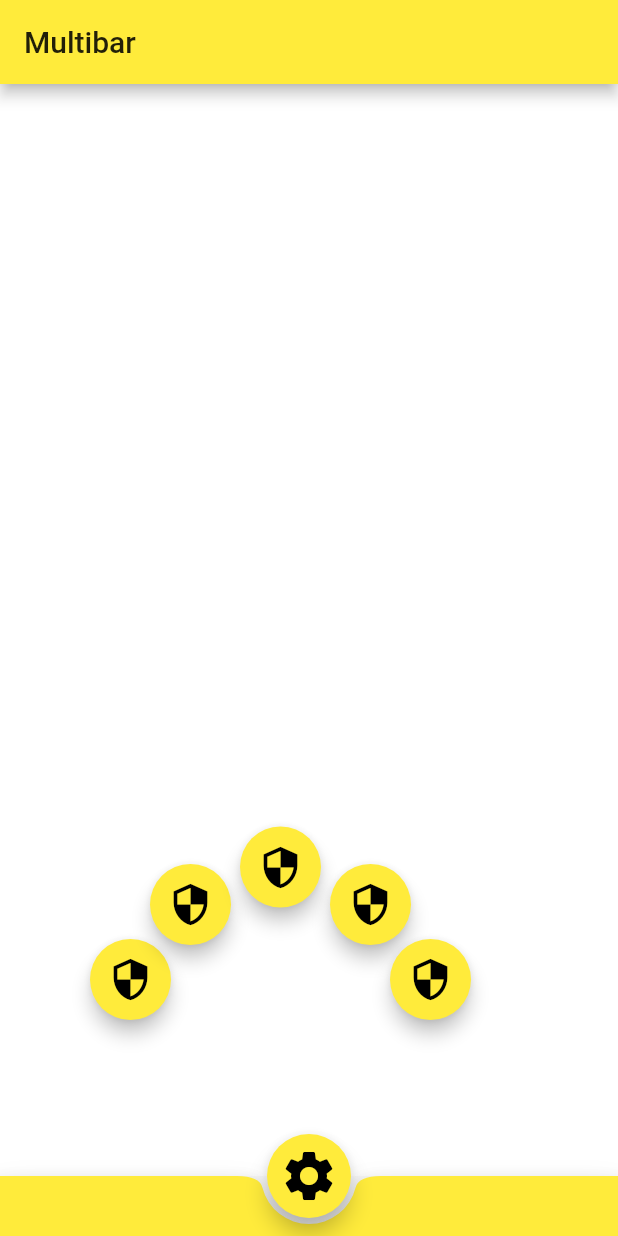
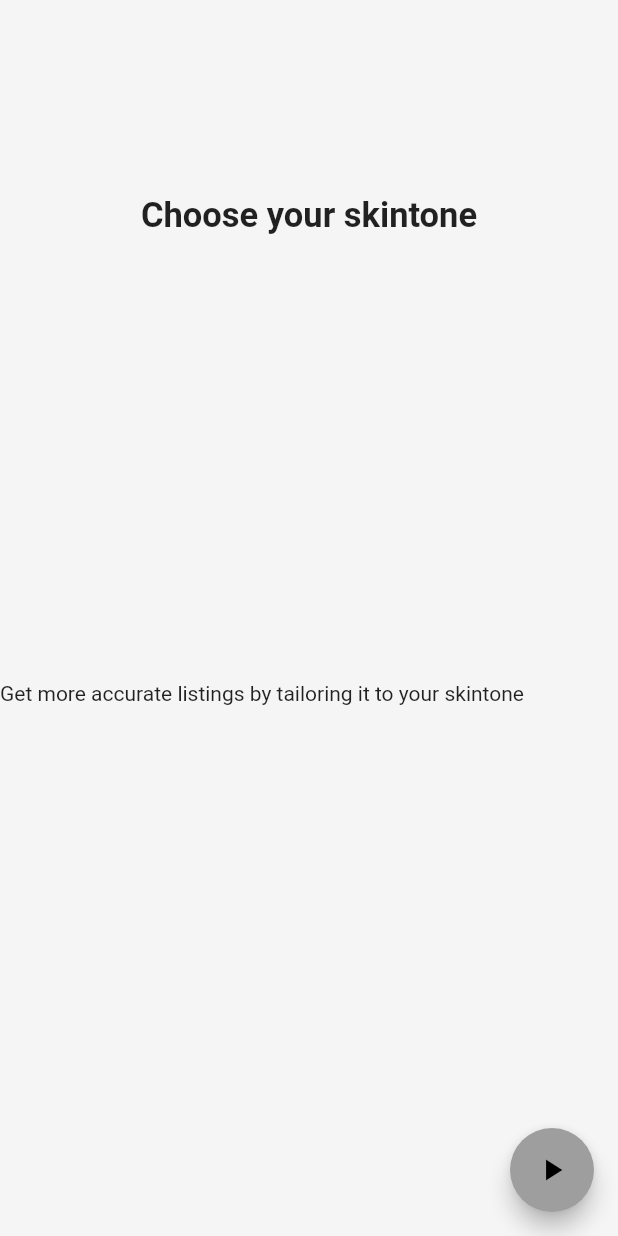
Before and after one commit to nemrosim/flutter-animation-basics, a Flutter app: the screen it shows after launch, on a phone screen of 412 x 824 dp. Run offline on Flutter 3.47's test engine with Material 2 defaults, Android fonts, the phone set to English and light mode, and no system bars.

Commit message:
a lot of stuff

```diff
--- a/lib/main.dart
+++ b/lib/main.dart
@@ -8,6 +8,8 @@ import 'package:animationapp/routes/implicit/tween_anim.dart';
 import 'package:animationapp/widgets/custom-drawer-v2.dart';
 import 'package:animationapp/widgets/custom_drawer.dart';
 import 'package:animationapp/widgets/flights-stepper.dart';
+import 'package:animationapp/widgets/skintone_selector.dart';
+import 'package:animationapp/widgets/transform_examples.dart';
 import 'package:flutter/material.dart';
 
 import 'widgets/multibar.dart';
@@ -25,8 +27,9 @@ class MyApp extends StatelessWidget {
       ),
 //      home: MyHomePage(title: 'Flutter Animations'),
 //      home: CustomDrawer(),
-//      home: CustomDrawer_V2(),
-      home: Multibar(),
+//      home: TransformExamples(),
+      home: SkintoneSelector(),
+//      home: Multibar(),
 //      home: FlightsStepper(),
       routes: {
         '/${MAIN_ROUTES.IMPLICIT}': (context) => ImplicitAnimationRoute(),
--- a/lib/widgets/custom-drawer-v2.dart
+++ b/lib/widgets/custom-drawer-v2.dart
@@ -149,7 +149,8 @@ class _CustomDrawer_V2State extends State<CustomDrawer_V2>
                 Positioned(
                   top: 16.0 + MediaQuery.of(context).padding.top,
                   left: animationController.value *
-                      MediaQuery.of(context).size.width,
+                          MediaQuery.of(context).size.width -
+                      50,
                   width: MediaQuery.of(context).size.width,
                   child: Text(
                     'Some AppName',
--- /dev/null
+++ b/lib/widgets/skintone_selector.dart
@@ -0,0 +1,155 @@
+import 'package:flutter/material.dart';
+import 'dart:math' as math;
+
+final Color mainColor = Colors.grey[100];
+
+class SkintoneSelector extends StatefulWidget {
+  @override
+  _SkintoneSelectorState createState() => _SkintoneSelectorState();
+}
+
+class _SkintoneSelectorState extends State<SkintoneSelector>
+    with SingleTickerProviderStateMixin {
+  AnimationController appBarAnimationController;
+  IconData _buttonIcon = Icons.play_arrow;
+
+  @override
+  void initState() {
+    super.initState();
+    appBarAnimationController = AnimationController(
+      vsync: this,
+      duration: Duration(milliseconds: 400),
+    );
+  }
+
+  void onPressedHandler() {
+    if (appBarAnimationController.isDismissed) {
+      appBarAnimationController.forward();
+      setState(() {
+        _buttonIcon = Icons.arrow_back;
+      });
+    } else {
+      appBarAnimationController.reverse();
+      setState(() {
+        _buttonIcon = Icons.play_arrow;
+      });
+    }
+  }
+
+  @override
+  Widget build(BuildContext context) {
+    return Scaffold(
+      body: Container(
+        color: mainColor,
+        width: double.infinity,
+        height: double.infinity,
+        child: MainContent(appBarAnimationController),
+      ),
+      floatingActionButton: FloatingActionButton(
+        child: Icon(Icons.play_arrow),
+        onPressed: onPressedHandler,
+      ),
+    );
+  }
+}
+
+class MainContent extends StatelessWidget {
+  final AnimationController animationController;
+
+  MainContent(this.animationController);
+
+  Animation getAppBarAnimation() {
+    return Tween(begin: 1.0, end: 0.0).animate(
+      CurvedAnimation(
+        parent: this.animationController,
+        curve: Interval(
+          0.0,
+          1.0,
+          curve: Curves.easeOut,
+        ),
+      ),
+    );
+  }
+
+  @override
+  Widget build(BuildContext context) {
+    return AnimatedBuilder(
+      animation: this.animationController,
+      child: Container(),
+      builder: (context, child) {
+        return Stack(
+          children: <Widget>[
+            Positioned(
+              right: 0.0,
+              top: -100.0 * getAppBarAnimation().value,
+              child: SizedBox(
+                width: MediaQuery.of(context).size.width,
+                height: 90,
+                child: Stack(
+                  children: <Widget>[
+                    Container(
+                      color: Colors.red,
+                      child: Center(
+                        child: Padding(
+                          padding: EdgeInsets.only(top: 60),
+                          child: Text(
+                            'Makup',
+                            style: TextStyle(
+                              fontSize: 18,
+                              fontWeight: FontWeight.w700,
+                            ),
+                          ),
+                        ),
+                      ),
+                    ),
+                    Positioned(
+                      top: 46,
+                      child: IconButton(
+                        icon: Icon(
+                          Icons.arrow_back_ios,
+                          color: Colors.black,
+                        ),
+                      ),
+                    )
+                  ],
+                ),
+              ),
+            ),
+            Positioned(
+              top: 100.0,
+              child: SizedBox(
+                height: MediaQuery.of(context).size.height - 100,
+                child: Container(
+                  color: mainColor,
+                  child: Stack(
+                    children: <Widget>[
+                      Positioned(
+                        width: MediaQuery.of(context).size.width,
+                        child: Center(
+                          child: Padding(
+                            padding: EdgeInsets.only(top: 30, bottom: 30),
+                            child: Text(
+                              'Choose your skintone',
+                              style: TextStyle(
+                                fontSize: 23,
+                                fontWeight: FontWeight.w700,
+                              ),
+                            ),
+                          ),
+                        ),
+                      ),
+                      Center(
+                        child: Text(
+                            'Get more accurate listings by tailoring it to your skintone'),
+                      ),
+                    ],
+                  ),
+                ),
+              ),
+            ),
+          ],
+        );
+      },
+    );
+  }
+}
```
Also changed, not shown: lib/widgets/transform_examples.dart (added, +127 -0 lines).
